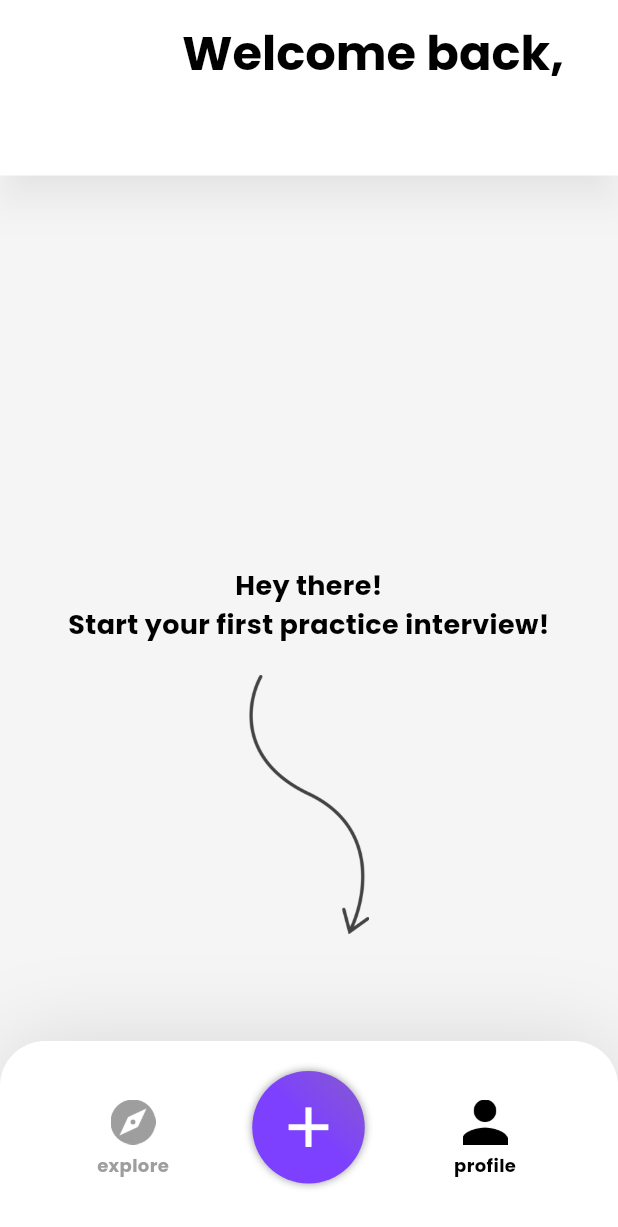
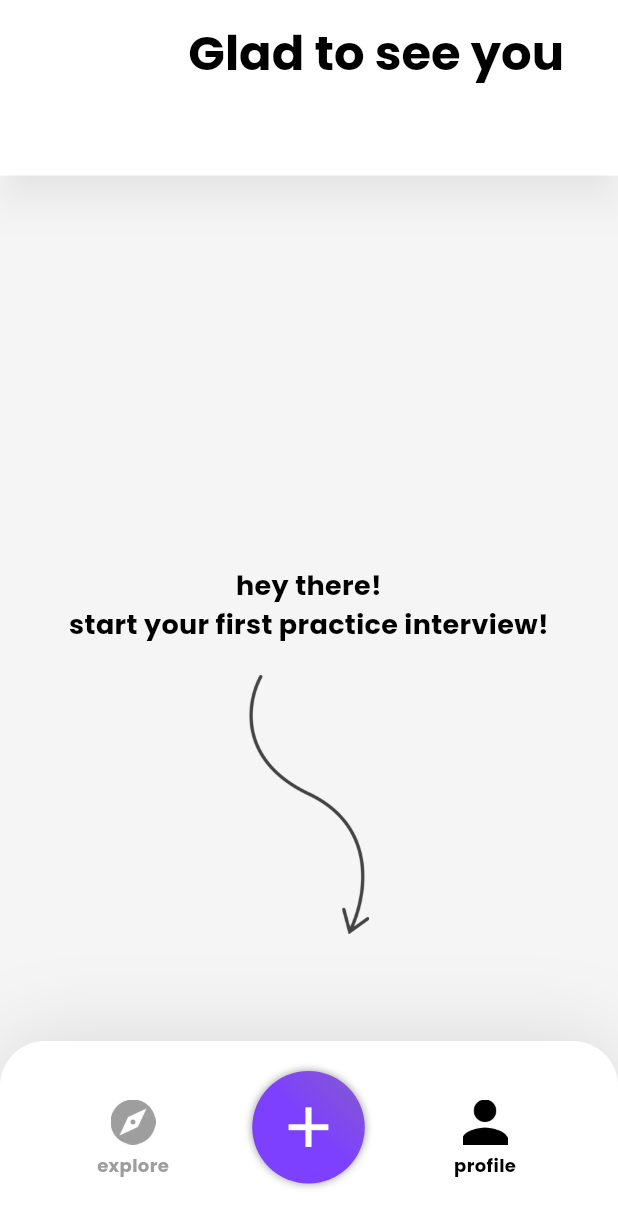
Before and after one commit to SpeakUP-Mobile/SpeakUP-App, a Flutter app: the screen it shows once a user with an empty profile is signed in, on a phone screen of 412 x 824 dp. Shown: the top 1227 px of the screen. Run offline on Flutter 3.47's test engine with Material 3 defaults, Android fonts, the phone set to English and light mode, and no system bars; our stand-ins replace camera, get, permission_handler, simple_gradient_text, supabase_flutter, video_player; missing offline and left inert: video_compress, video_thumbnail; accounts and stored records are empty.

```diff
--- a/lib/dashboard/dashboard.dart
+++ b/lib/dashboard/dashboard.dart
@@ -39,7 +39,7 @@ class Dashboard extends GetView<DashboardController> {
                       children: [
                         const Text(
                           textAlign: TextAlign.right,
-                          "Welcome back,",
+                          "Glad to see you",
                           style: TextStyle(
                               fontWeight: FontWeight.bold, fontSize: 32),
                         ),
--- a/lib/recordings_screen/recordings_page.dart
+++ b/lib/recordings_screen/recordings_page.dart
@@ -38,7 +38,7 @@ class RecordingsPage extends GetView<RecordingsController> {
                             Container(
                               alignment: Alignment.center,
                               child: const Text(
-                                "Hey there!",
+                                "hey there!",
                                 textAlign: TextAlign.center,
                                 style: TextStyle(
                                     fontSize: 18, fontWeight: FontWeight.bold),
@@ -47,7 +47,7 @@ class RecordingsPage extends GetView<RecordingsController> {
                             Container(
                               alignment: Alignment.center,
                               child: const Text(
-                                "Start your first practice interview!",
+                                "start your first practice interview!",
                                 textAlign: TextAlign.center,
                                 style: TextStyle(
                                     fontSize: 18, fontWeight: FontWeight.bold),
```
Also changed, not shown: lib/interview_screen/interview_page.dart (+6 -2 lines), lib/interview_screen/interview_results.dart (+14 -2 lines).
